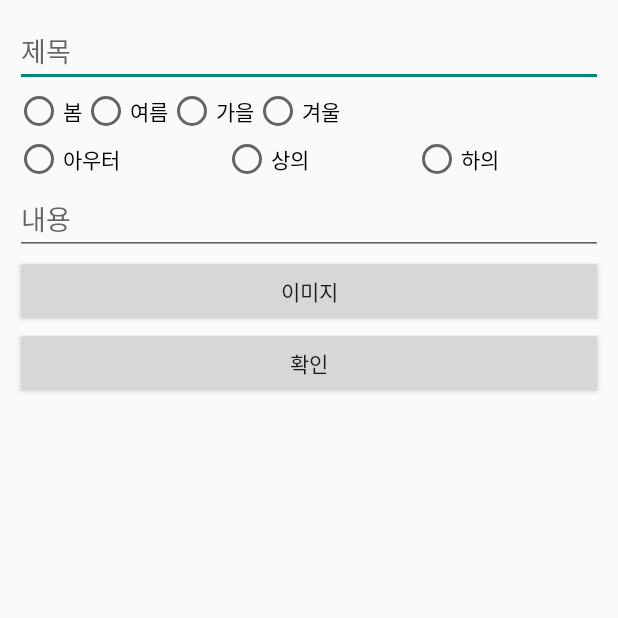
After one commit to SWcapstone-2020/ClothesC, an Android app: the SubmitActivity screen opened directly, with no data from a screen before it, on a phone screen of 412 x 824 dp, the top half of it. The commit adds this screen. Run offline under Robolectric (Android 15) with nearby library versions, the phone set to English and light mode, and no system bars; our stand-ins replace Firebase (no records; nobody signed in at launch, a user with empty details on screens opened directly); pictures from the network do not load.

Commit message:
옷 등록 구현

```diff
--- a/clothesC/app/src/main/AndroidManifest.xml
+++ b/clothesC/app/src/main/AndroidManifest.xml
@@ -35,6 +35,7 @@
         <activity android:name=".GalleryActivity"/>
         <activity android:name=".Post.ShowPostActivity"/>
         <activity android:name=".Post.DetailPostActivity"/>
+        <activity android:name=".Clothes.SubmitActivity"/>
         <activity
             android:name=".Clothes.ClothesItemActivity"
             android:theme="@style/AppTheme.NoActionBar" /><!-- 상단바 없음 -->
--- a/clothesC/app/src/main/java/com/example/myapplication/Clothes/ItemViewer.java
+++ b/clothesC/app/src/main/java/com/example/myapplication/Clothes/ItemViewer.java
@@ -62,7 +62,7 @@ public class ItemViewer extends RecyclerView.Adapter<ItemViewer.ItemViewHolder>
     public void onBindViewHolder(ItemViewHolder holder, int position) {
         Item item = mItems.get(position % 4);   // items 에서 데이터를 꺼내 아이템 저장
         holder.title.setText(item.getTitle());  // 현재 아이템에 해당되는 제목 설정
-        holder.iv.setImageResource(item.getImgResId()); // 현재 아이템에 해당되는 이미지 설정
+//        holder.iv.setImageResource(item.getImgResId()); // 현재 아이템에 해당되는 이미지 설정
 
         if (getItemViewType(position) == VIEW_TYPE_BIG) { // 리사이클러 뷰일 때,
 //            holder.info.setText(item.getLikes() + " likes  ·  " + item.getComments() + " comments");
--- /dev/null
+++ b/clothesC/app/src/main/res/layout/activity_submit_clothe.xml
@@ -0,0 +1,174 @@
+<?xml version="1.0" encoding="utf-8"?>
+<RelativeLayout xmlns:android="http://schemas.android.com/apk/res/android"
+    android:layout_width="match_parent"
+    android:layout_height="match_parent"
+    xmlns:app="http://schemas.android.com/apk/res-auto">
+
+    <ScrollView
+        android:layout_width="match_parent"
+        android:layout_height="wrap_content"
+        android:orientation="vertical"
+        android:layout_below="@+id/toolbar">
+
+        <LinearLayout
+            android:layout_width="match_parent"
+            android:layout_height="wrap_content"
+            android:orientation="vertical"
+            android:padding="10dp">
+
+            <EditText
+                android:id="@+id/titleEditText"
+                android:layout_width="match_parent"
+                android:layout_height="wrap_content"
+                android:ems="10"
+                android:hint="제목"
+                android:inputType="textPersonName" />
+
+            <RadioGroup
+                android:id="@+id/choiceseason"
+                android:layout_width="match_parent"
+                android:layout_height="match_parent"
+                android:orientation="horizontal">
+
+                <RadioButton
+                    android:id="@+id/spring"
+                    android:layout_width="wrap_content"
+                    android:layout_height="wrap_content"
+                    android:text="봄" />
+
+                <RadioButton
+                    android:id="@+id/summer"
+                    android:layout_width="wrap_content"
+                    android:layout_height="wrap_content"
+                    android:text="여름" />
+
+                <RadioButton
+                    android:id="@+id/fall"
+                    android:layout_width="wrap_content"
+                    android:layout_height="wrap_content"
+                    android:text="가을" />
+
+                <RadioButton
+                    android:id="@+id/winter"
+                    android:layout_width="wrap_content"
+                    android:layout_height="wrap_content"
+                    android:text="겨울" />
+            </RadioGroup>
+
+            <RadioGroup
+                android:id="@+id/choicekind"
+                android:layout_width="match_parent"
+                android:layout_height="match_parent"
+                android:orientation="horizontal">
+
+                <RadioButton
+                    android:id="@+id/outer"
+                    android:layout_width="wrap_content"
+                    android:layout_height="wrap_content"
+                    android:layout_weight="1"
+                    android:text="아우터" />
+
+                <RadioButton
+                    android:id="@+id/shirt"
+                    android:layout_width="wrap_content"
+                    android:layout_height="wrap_content"
+                    android:layout_weight="1"
+                    android:text="상의" />
+
+                <RadioButton
+                    android:id="@+id/pants"
+                    android:layout_width="wrap_content"
+                    android:layout_height="wrap_content"
+                    android:layout_weight="1"
+                    android:text="하의" />
+            </RadioGroup>
+
+            <LinearLayout
+                android:id="@+id/contentsLayout"
+                android:layout_width="match_parent"
+                android:layout_height="match_parent"
+                android:orientation="vertical">
+
+                <LinearLayout
+                    android:layout_width="match_parent"
+                    android:layout_height="match_parent"
+                    android:orientation="vertical">
+
+                    <include
+                        layout="@layout/view_contents_edit_text"
+                        android:layout_width="match_parent"
+                        android:layout_height="wrap_content" />
+
+                </LinearLayout>
+
+            </LinearLayout>
+
+            <LinearLayout
+                android:layout_width="match_parent"
+                android:layout_height="match_parent"
+                android:orientation="horizontal">
+
+                <Button
+                    android:id="@+id/image"
+                    android:layout_width="wrap_content"
+                    android:layout_height="wrap_content"
+                    android:layout_weight="1"
+                    android:text="이미지" />
+
+            </LinearLayout>
+
+            <Button
+                android:id="@+id/check"
+                android:layout_width="match_parent"
+                android:layout_height="wrap_content"
+                android:text="확인" />
+
+        </LinearLayout>
+
+    </ScrollView>
+
+    <RelativeLayout
+        android:id="@+id/buttonsBackgroundLayout"
+        android:layout_width="match_parent"
+        android:layout_height="match_parent"
+        android:background="#91646464"
+        android:visibility="gone">
+
+
+        <androidx.cardview.widget.CardView
+            android:layout_width="match_parent"
+            android:layout_height="wrap_content"
+            android:layout_alignParentBottom="true"
+            android:elevation="10dp"
+            app:cardCornerRadius="15dp">
+
+            <LinearLayout
+                android:layout_width="match_parent"
+                android:layout_height="match_parent"
+                android:orientation="vertical"
+                android:padding="5dp">
+
+                <Button
+                    android:id="@+id/imageModify"
+                    android:layout_width="match_parent"
+                    android:layout_height="wrap_content"
+                    android:text="이미지 수정" />
+
+                <Button
+                    android:id="@+id/delete"
+                    android:layout_width="match_parent"
+                    android:layout_height="wrap_content"
+                    android:text="삭제" />
+            </LinearLayout>
+
+        </androidx.cardview.widget.CardView>
+
+    </RelativeLayout>
+
+    <include
+        layout="@layout/view_loader"
+        android:layout_width="match_parent"
+        android:layout_height="match_parent"
+        android:visibility="gone"/>
+
+</RelativeLayout>
```
Also changed, not shown: clothesC/app/src/main/java/com/example/myapplication/Clothes/Item.java (+83 -18 lines), clothesC/app/src/main/java/com/example/myapplication/Clothes/SubmitActivity.java (added, +378 -0 lines), clothesC/app/src/main/java/com/example/myapplication/Clothes/SwitchLayoutActivity.java (+9 -10 lines), clothesC/app/src/main/java/com/example/myapplication/fragment/ClothesFragment.java (+7 -0 lines).
